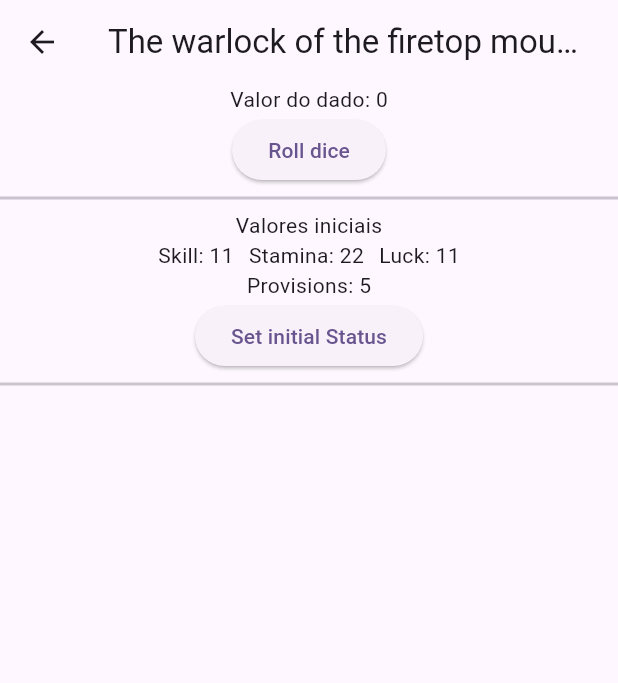
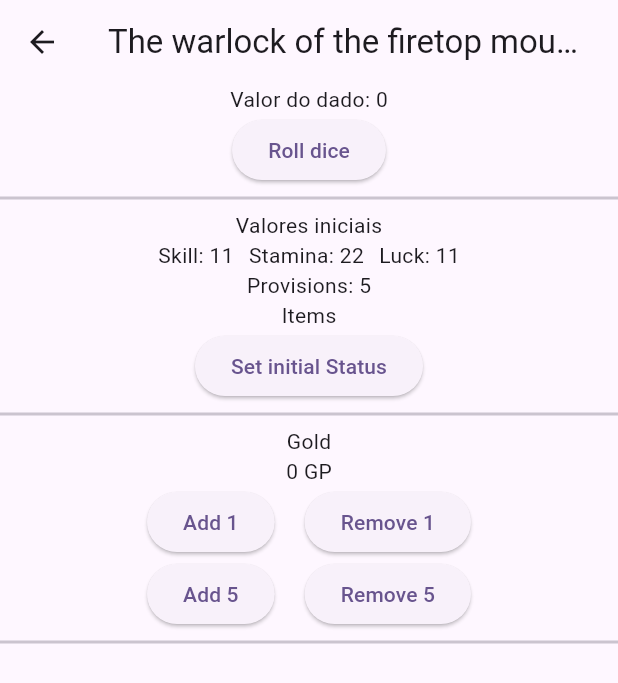
Before and after one commit to demysbrito/gamebooks-adventure-sheets, a Flutter app: the TheWarlockOfFiretopMountain screen opened directly, after a tap on "Set initial Status", on a phone screen of 412 x 824 dp. Shown: the top 683 px of the screen. Run offline on Flutter 3.47's test engine with Material 2 defaults, Android fonts, the phone set to English and light mode, and no system bars.

Commit message:
feature: add gold value and functions

```diff
--- a/lib/pages/the_warlock_of_firetop_mountain.dart
+++ b/lib/pages/the_warlock_of_firetop_mountain.dart
@@ -16,6 +16,7 @@
   int staminaValue = 0;
   int luckValue = 0;
   int provisionsValue = 5;
+  int goldValue = 0;
 
   @override
   Widget build(BuildContext context) {
@@ -53,6 +54,7 @@
               ],
             ),
             Text('Provisions: $provisionsValue'),
+            const Text('Items'),
             ElevatedButton(
               onPressed: () {
                 setState(() {
@@ -64,6 +66,55 @@
               child: const Text('Set initial Status'),
             ),
             const Divider(thickness: 2),
+            const Text('Gold'),
+            Text('$goldValue GP'),
+            Row(
+              mainAxisAlignment: MainAxisAlignment.center,
+              children: [
+                Column(
+                  children: [
+                    ElevatedButton(
+                      onPressed: () {
+                        setState(() {
+                          goldValue = addGold(goldValue, 1);
+                        });
+                      },
+                      child: const Text('Add 1'),
+                    ),
+                    ElevatedButton(
+                      onPressed: () {
+                        setState(() {
+                          goldValue = addGold(goldValue, 5);
+                        });
+                      },
+                      child: const Text('Add 5'),
+                    ),
+                  ],
+                ),
+                const SizedBox(width: 20),
+                Column(
+                  children: [
+                    ElevatedButton(
+                      onPressed: () {
+                        setState(() {
+                          goldValue = removeGold(goldValue, 1);
+                        });
+                      },
+                      child: const Text('Remove 1'),
+                    ),
+                    ElevatedButton(
+                      onPressed: () {
+                        setState(() {
+                          goldValue = removeGold(goldValue, 5);
+                        });
+                      },
+                      child: const Text('Remove 5'),
+                    ),
+                  ],
+                )
+              ],
+            ),
+            const Divider(thickness: 2),
           ],
         ),
       ),
--- a/lib/util/character_attributes.dart
+++ b/lib/util/character_attributes.dart
@@ -6,11 +6,7 @@
 }
 
 int setStamina(staminaValue) {
-  var dice1 = rollDice(0);
-  var dice2 = rollDice(0);
-  print(dice1);
-  print(dice2);
-  staminaValue = (dice1 + dice2) + 12;
+  staminaValue = rollDice(0) + rollDice(0) + 12;
   return staminaValue;
 }
 
@@ -18,3 +14,17 @@
   luckValue = rollDice(luckValue) + 6;
   return luckValue;
 }
+
+initialItems() {
+  return ['Sword', 'shield'];
+}
+
+int addGold(goldValue, valueToAdd) {
+  goldValue += valueToAdd;
+  return goldValue;
+}
+
+int removeGold(goldValue, valueToRemove) {
+  goldValue -= valueToRemove;
+  return goldValue;
+}
```
